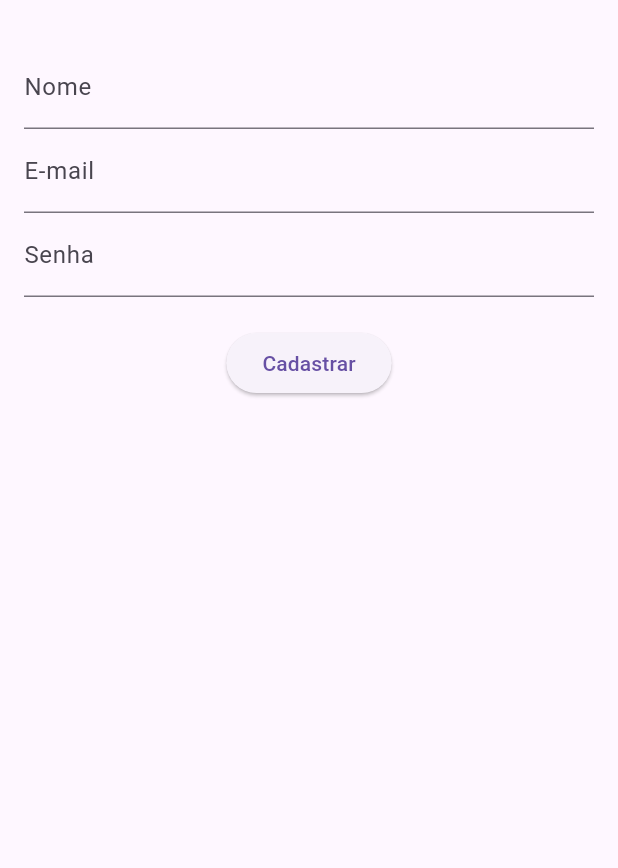
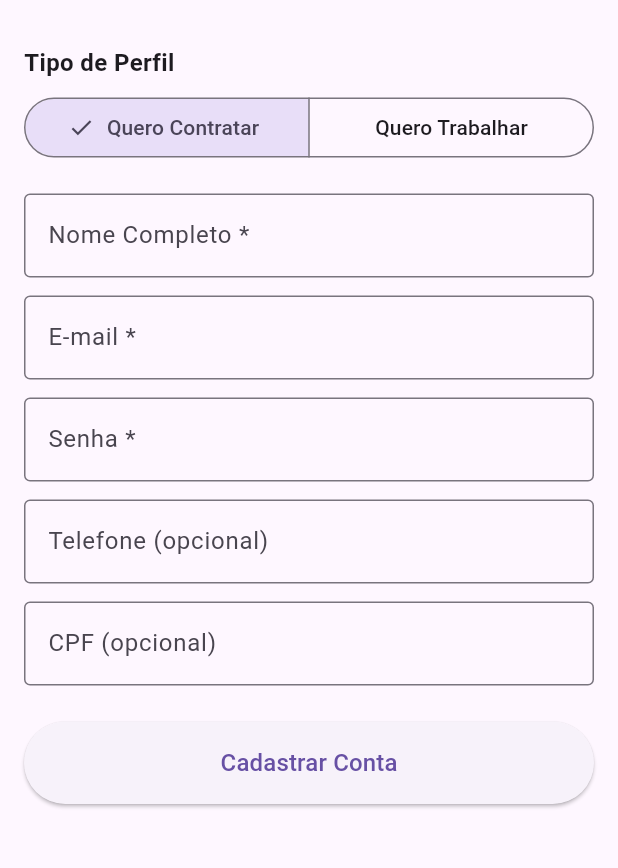
Before and after one commit to MateusGeisel/LimpeX-, a Flutter app: the RegisterView screen opened directly, on a phone screen of 412 x 824 dp, the part 63-931 px from its top. Run offline on Flutter 3.47's test engine with Material 3 defaults, Android fonts, the phone set to English and light mode, and no system bars; accounts and stored records are empty.

Commit message:
feat: suporte a múltiplos perfis, cpf, telefone e correção de tabela

```diff
--- a/lib/models/user_model.dart
+++ b/lib/models/user_model.dart
@@ -2,13 +2,17 @@ class UserModel {
   final int id;
   final String nome;
   final String email;
+  final String? cpf;
   final String? telefone;
+  final String tipoPerfil; // 'CLIENTE', 'PRESTADOR' ou 'AMBOS'
 
   UserModel({
     required this.id,
     required this.nome,
     required this.email,
+    this.cpf,
     this.telefone,
+    this.tipoPerfil = 'CLIENTE',
   });
 
   factory UserModel.fromJson(Map<String, dynamic> json) {
@@ -16,7 +20,20 @@ class UserModel {
       id: json['id'] ?? json['id_usuario'],
       nome: json['nome'] ?? '',
       email: json['email'] ?? '',
+      cpf: json['cpf'],
       telefone: json['telefone'],
+      tipoPerfil: json['tipo_perfil'] ?? 'CLIENTE',
     );
   }
+
+  Map<String, dynamic> toJson() {
+    return {
+      'id': id,
+      'nome': nome,
+      'email': email,
+      'cpf': cpf,
+      'telefone': telefone,
+      'tipo_perfil': tipoPerfil,
+    };
+  }
 }
--- a/lib/services/auth_service.dart
+++ b/lib/services/auth_service.dart
@@ -3,17 +3,15 @@ import 'package:http/http.dart' as http;
 import '../models/user_model.dart';
 
 class AuthService {
-  // Ajuste a URL conforme onde está rodando seu app:
-  // Emulador Android: 'http://10.0.2.2:3000/auth'
-  // Flutter Web ou iOS Simulator: 'http://localhost:3000/auth'
   static const String baseUrl = 'http://localhost:3000/auth';
 
-  // Método de Cadastro
   Future<Map<String, dynamic>> register({
     required String nome,
     required String email,
     required String senha,
+    String? cpf,
     String? telefone,
+    String tipoPerfil = 'CLIENTE',
   }) async {
     final response = await http.post(
       Uri.parse('$baseUrl/register'),
@@ -22,7 +20,9 @@ class AuthService {
         'nome': nome,
         'email': email,
         'senha': senha,
+        'cpf': cpf,
         'telefone': telefone,
+        'tipo_perfil': tipoPerfil,
       }),
     );
 
@@ -35,7 +35,6 @@ class AuthService {
     }
   }
 
-  // Método de Login
   Future<Map<String, dynamic>> login({
     required String email,
     required String senha,
--- a/lib/viewmodels/auth_viewmodel.dart
+++ b/lib/viewmodels/auth_viewmodel.dart
@@ -15,7 +15,14 @@ class AuthViewModel extends ChangeNotifier {
     notifyListeners();
   }
 
-  Future<bool> register(String nome, String email, String senha, String? telefone) async {
+  Future<bool> register({
+    required String nome,
+    required String email,
+    required String senha,
+    String? cpf,
+    String? telefone,
+    String tipoPerfil = 'CLIENTE',
+  }) async {
     _setLoading(true);
     errorMessage = null;
 
@@ -23,7 +30,9 @@ class AuthViewModel extends ChangeNotifier {
       nome: nome,
       email: email,
       senha: senha,
+      cpf: cpf,
       telefone: telefone,
+      tipoPerfil: tipoPerfil,
     );
 
     _setLoading(false);
--- a/lib/views/register_view.dart
+++ b/lib/views/register_view.dart
@@ -9,24 +9,33 @@ class RegisterView extends StatefulWidget {
 }
 
 class _RegisterViewState extends State<RegisterView> {
+  final _formKey = GlobalKey<FormState>();
   final _nomeController = TextEditingController();
   final _emailController = TextEditingController();
   final _senhaController = TextEditingController();
+  final _cpfController = TextEditingController();
+  final _telefoneController = TextEditingController();
+
+  String _tipoPerfilSelecionado = 'CLIENTE';
   final _authViewModel = AuthViewModel();
 
   void _cadastrar() async {
+    if (!_formKey.currentState!.validate()) return;
+
     final success = await _authViewModel.register(
-      _nomeController.text,
-      _emailController.text,
-      _senhaController.text,
-      null,
+      nome: _nomeController.text.trim(),
+      email: _emailController.text.trim(),
+      senha: _senhaController.text.trim(),
+      cpf: _cpfController.text.trim().isEmpty ? null : _cpfController.text.trim(),
+      telefone: _telefoneController.text.trim().isEmpty ? null : _telefoneController.text.trim(),
+      tipoPerfil: _tipoPerfilSelecionado,
     );
 
     if (!mounted) return;
 
     if (success) {
       ScaffoldMessenger.of(context).showSnackBar(
-        const SnackBar(content: Text('Conta criada com sucesso! Faça login.')),
+        const SnackBar(content: Text('Conta criada com sucesso! Faça seu login.')),
       );
       Navigator.pop(context);
     } else {
@@ -43,18 +52,79 @@ class _RegisterViewState extends State<RegisterView> {
   Widget build(BuildContext context) {
     return Scaffold(
       appBar: AppBar(title: const Text('LimpeX - Criar Conta')),
-      body: Padding(
+      body: AnimatedBuilder(
+        animation: _authViewModel,
+        builder: (context, _) {
+          return SingleChildScrollView(
             padding: const EdgeInsets.all(16.0),
+            child: Form(
+              key: _formKey,
               child: Column(
+                crossAxisAlignment: CrossAxisAlignment.stretch,
                 children: [
-            TextField(controller: _nomeController, decoration: const InputDecoration(labelText: 'Nome')),
-            TextField(controller: _emailController, decoration: const InputDecoration(labelText: 'E-mail')),
-            TextField(controller: _senhaController, decoration: const InputDecoration(labelText: 'Senha'), obscureText: true),
+                  const Text(
+                    'Tipo de Perfil',
+                    style: TextStyle(fontWeight: FontWeight.bold, fontSize: 16),
+                  ),
+                  const SizedBox(height: 8),
+                  SegmentedButton<String>(
+                    segments: const [
+                      ButtonSegment(value: 'CLIENTE', label: Text('Quero Contratar')),
+                      ButtonSegment(value: 'PRESTADOR', label: Text('Quero Trabalhar')),
+                    ],
+                    selected: {_tipoPerfilSelecionado},
+                    onSelectionChanged: (Set<String> newSelection) {
+                      setState(() {
+                        _tipoPerfilSelecionado = newSelection.first;
+                      });
+                    },
+                  ),
                   const SizedBox(height: 20),
-            ElevatedButton(onPressed: _cadastrar, child: const Text('Cadastrar')),
+                  TextFormField(
+                    controller: _nomeController,
+                    decoration: const InputDecoration(labelText: 'Nome Completo *', border: OutlineInputBorder()),
+                    validator: (v) => (v == null || v.trim().isEmpty) ? 'Informe seu nome' : null,
+                  ),
+                  const SizedBox(height: 12),
+                  TextFormField(
+                    controller: _emailController,
+                    decoration: const InputDecoration(labelText: 'E-mail *', border: OutlineInputBorder()),
+                    keyboardType: TextInputType.emailAddress,
+                    validator: (v) => (v == null || !v.contains('@')) ? 'Informe um e-mail válido' : null,
+                  ),
+                  const SizedBox(height: 12),
+                  TextFormField(
+                    controller: _senhaController,
+                    decoration: const InputDecoration(labelText: 'Senha *', border: OutlineInputBorder()),
+                    obscureText: true,
+                    validator: (v) => (v == null || v.length < 6) ? 'A senha deve ter no mínimo 6 caracteres' : null,
+                  ),
+                  const SizedBox(height: 12),
+                  TextFormField(
+                    controller: _telefoneController,
+                    decoration: const InputDecoration(labelText: 'Telefone (opcional)', border: OutlineInputBorder()),
+                    keyboardType: TextInputType.phone,
+                  ),
+                  const SizedBox(height: 12),
+                  TextFormField(
+                    controller: _cpfController,
+                    decoration: const InputDecoration(labelText: 'CPF (opcional)', border: OutlineInputBorder()),
+                    keyboardType: TextInputType.number,
+                  ),
+                  const SizedBox(height: 24),
+                  _authViewModel.isLoading
+                      ? const Center(child: CircularProgressIndicator())
+                      : ElevatedButton(
+                          style: ElevatedButton.styleFrom(padding: const EdgeInsets.symmetric(vertical: 16)),
+                          onPressed: _cadastrar,
+                          child: const Text('Cadastrar Conta', style: TextStyle(fontSize: 16)),
+                        ),
                 ],
               ),
             ),
           );
+        },
+      ),
+    );
   }
 }
```
Lines whose indentation alone changed are shown as unchanged.
